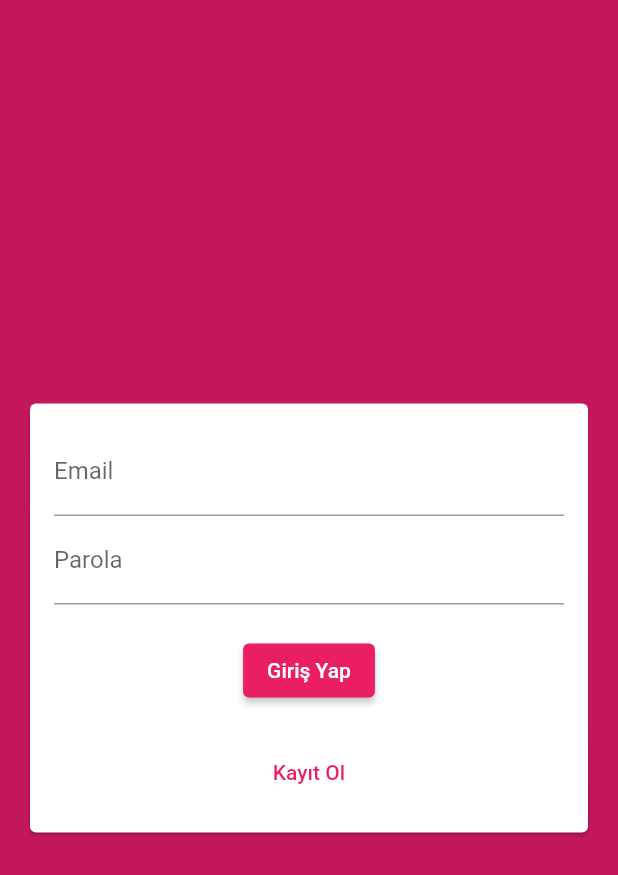
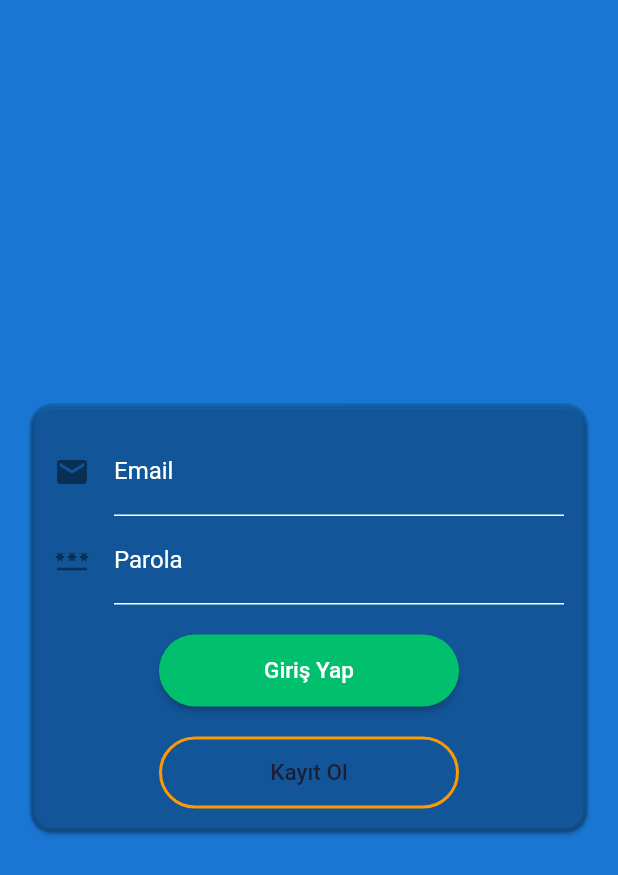
Before and after one commit to ahmet-ozberk/chat-app-encyrpt, a Flutter app: the screen it shows after launch, on a phone screen of 412 x 824 dp. Shown: the top 875 px of the screen. Run offline on Flutter 3.47's test engine with Material 2 defaults, Android fonts, the phone set to English and light mode, and no system bars; our stand-ins replace cloud_firestore, firebase_auth, firebase_core, get; missing offline and left inert: encrypt; accounts and stored records are empty.

Commit message:
update application

```diff
--- /dev/null
+++ b/chat_app_encyrpt/lib/constant/constant.dart
@@ -0,0 +1,10 @@
+import 'package:flutter/material.dart';
+
+const kPrimaryColor = Color(0xFF00BF6D);
+const kSecondaryColor = Color(0xFFFE9901);
+const kContentColorLightTheme = Color(0xFF1D1D35);
+const kContentColorDarkTheme = Color(0xFFF5FCF9);
+const kWarninngColor = Color(0xFFF3BB1C);
+const kErrorColor = Color(0xFFF03738);
+
+const kDefaultPadding = 20.0;
--- a/chat_app_encyrpt/lib/main.dart
+++ b/chat_app_encyrpt/lib/main.dart
@@ -12,18 +12,22 @@
 }
 
 class MyApp extends StatelessWidget {
+  final ThemeData theme = ThemeData(
+    //primarySwatch: Colors.pink,
+    backgroundColor: Colors.blueAccent,
+    //accentColorBrightness: Brightness.dark,
+  );
   @override
   Widget build(BuildContext context) {
     return GetMaterialApp(
       debugShowCheckedModeBanner: false,
       title: 'Chat App Encyrpt',
-        theme: ThemeData(
-          primarySwatch: Colors.pink,
-          backgroundColor: Colors.pink,
-          accentColor: Colors.deepPurple,
-          accentColorBrightness: Brightness.dark,
+      theme: theme.copyWith(
+        scaffoldBackgroundColor: Colors.white,
+        appBarTheme: const AppBarTheme(color: Colors.white, elevation: 0.8),
+        colorScheme: theme.colorScheme.copyWith(secondary: Colors.deepPurple),
         buttonTheme: ButtonTheme.of(context).copyWith(
-            buttonColor: Colors.pink,
+          buttonColor: Colors.green,
           textTheme: ButtonTextTheme.primary,
           shape: RoundedRectangleBorder(
             borderRadius: BorderRadius.circular(20),
@@ -33,7 +37,7 @@
       home: StreamBuilder(
         stream: FirebaseAuth.instance.authStateChanges(),
         builder: (BuildContext context, AsyncSnapshot snapshot) {
-            if(snapshot.hasData){
+          if (snapshot.hasData) {
             return ChatScreen();
           }
           return AuthScreen();
--- a/chat_app_encyrpt/lib/widgets/auth/auth_form.dart
+++ b/chat_app_encyrpt/lib/widgets/auth/auth_form.dart
@@ -1,7 +1,9 @@
+import 'package:chat_app_encyrpt/widgets/buttons/filled_outline_button.dart';
+import 'package:chat_app_encyrpt/widgets/buttons/primary_button.dart';
 import 'package:flutter/material.dart';
 
 class AuthForm extends StatefulWidget {
-  AuthForm(this.submitFn,this.isLoading);
+  AuthForm(this.submitFn, this.isLoading);
   final bool isLoading;
   final void Function(
     String email,
@@ -38,6 +40,14 @@
   Widget build(BuildContext context) {
     return Center(
       child: Card(
+        color: Colors.transparent,
+        shape: RoundedRectangleBorder(
+          borderRadius: BorderRadius.circular(15.0),
+          side: BorderSide(
+            color: Colors.black12,
+            width: 3.0,
+          ),
+        ),
         margin: const EdgeInsets.all(20),
         child: SingleChildScrollView(
           child: Padding(
@@ -60,6 +70,15 @@
                     keyboardType: TextInputType.emailAddress,
                     decoration: const InputDecoration(
                       labelText: 'Email',
+                      errorStyle: TextStyle(color: Color(0xffFF5151)),
+                      labelStyle: TextStyle(color: Colors.white),
+                      icon: Icon(Icons.email),
+                      focusedBorder: const UnderlineInputBorder(
+                        borderSide: BorderSide(color: Colors.white),
+                      ),
+                      enabledBorder: const UnderlineInputBorder(
+                        borderSide: BorderSide(color: Colors.white),
+                      ),
                     ),
                     onSaved: (value) {
                       setState(() {
@@ -78,6 +97,15 @@
                       },
                       decoration: const InputDecoration(
                         labelText: 'Kullanıcı Adı',
+                        labelStyle: TextStyle(color: Colors.white),
+                        errorStyle: TextStyle(color: Color(0xffFF5151)),
+                        icon: Icon(Icons.person),
+                        focusedBorder: const UnderlineInputBorder(
+                          borderSide: BorderSide(color: Colors.white),
+                        ),
+                        enabledBorder: const UnderlineInputBorder(
+                          borderSide: BorderSide(color: Colors.white),
+                        ),
                       ),
                       onSaved: (value) {
                         setState(() {
@@ -96,6 +124,15 @@
                     obscureText: true,
                     decoration: const InputDecoration(
                       labelText: 'Parola',
+                      errorStyle: TextStyle(color: Color(0xffFF5151)),
+                      labelStyle: TextStyle(color: Colors.white),
+                      icon: Icon(Icons.password),
+                      focusedBorder: const UnderlineInputBorder(
+                        borderSide: BorderSide(color: Colors.white),
+                      ),
+                      enabledBorder: const UnderlineInputBorder(
+                        borderSide: BorderSide(color: Colors.white),
+                      ),
                     ),
                     onSaved: (value) {
                       setState(() {
@@ -106,23 +143,22 @@
                   const SizedBox(
                     height: 20,
                   ),
-                  if(widget.isLoading)
-                    CircularProgressIndicator(),
-                  if(!widget.isLoading)
-                    ElevatedButton(
-                      child: Text(_isLogin ? 'Giriş Yap' : 'Kayıt Ol'),
-                      onPressed: _trySubmit,
+                  if (widget.isLoading) CircularProgressIndicator(),
+                  if (!widget.isLoading)
+                    PrimaryButton(
+                      text: (_isLogin ? 'Giriş Yap' : 'Kayıt Ol'),
+                      press: _trySubmit,
                     ),
                   const SizedBox(
                     height: 20,
                   ),
-                  TextButton(
-                    child: Text(_isLogin ? 'Kayıt Ol' : 'Giriş Yap'),
-                    onPressed: () {
+                  FillOutlineButton(
+                    press: () {
                       setState(() {
                         _isLogin = !_isLogin;
                       });
                     },
+                    text: (_isLogin ? 'Kayıt Ol' : 'Giriş Yap'),
                   ),
                 ],
               ),
--- /dev/null
+++ b/chat_app_encyrpt/lib/widgets/buttons/filled_outline_button.dart
@@ -0,0 +1,36 @@
+import 'package:chat_app_encyrpt/constant/constant.dart';
+import 'package:flutter/material.dart';
+
+class FillOutlineButton extends StatelessWidget {
+  const FillOutlineButton({
+    Key? key,
+    this.isFilled = true,
+    required this.press,
+    required this.text,
+  }) : super(key: key);
+
+  final bool isFilled;
+  final VoidCallback press;
+  final String text;
+
+  @override
+  Widget build(BuildContext context) {
+    return MaterialButton(
+      shape: RoundedRectangleBorder(
+        borderRadius: BorderRadius.circular(30),
+        side: BorderSide(color: kSecondaryColor, width: 2),
+      ),
+      elevation: isFilled ? 2 : 0,
+      onPressed: press,
+      minWidth: 200,
+      padding: const EdgeInsets.all(kDefaultPadding * 0.75),
+      child: Text(
+        text,
+        style: TextStyle(
+          color: isFilled ? kContentColorLightTheme : Colors.white,
+          fontSize: 15,
+        ),
+      ),
+    );
+  }
+}
--- /dev/null
+++ b/chat_app_encyrpt/lib/widgets/buttons/primary_button.dart
@@ -0,0 +1,37 @@
+import 'package:chat_app_encyrpt/constant/constant.dart';
+import 'package:flutter/material.dart';
+
+class PrimaryButton extends StatelessWidget {
+  const PrimaryButton({
+    Key? key,
+    required this.text,
+    required this.press,
+    this.color = kPrimaryColor,
+    this.padding = const EdgeInsets.all(kDefaultPadding * 0.75),
+  }) : super(key: key);
+
+  final String text;
+  final VoidCallback press;
+  final color;
+  final EdgeInsets padding;
+
+  @override
+  Widget build(BuildContext context) {
+    return MaterialButton(
+      shape: RoundedRectangleBorder(
+        borderRadius: BorderRadius.all(Radius.circular(40)),
+      ),
+      padding: padding,
+      color: color,
+      minWidth: 200,
+      onPressed: press,
+      child: Text(
+        text,
+        style: TextStyle(
+          color: Colors.white,
+          fontSize: 15,
+        ),
+      ),
+    );
+  }
+}
--- a/chat_app_encyrpt/lib/widgets/messages/messages.dart
+++ b/chat_app_encyrpt/lib/widgets/messages/messages.dart
@@ -1,3 +1,4 @@
+import 'package:chat_app_encyrpt/encrypt/decoding.dart';
 import 'package:chat_app_encyrpt/widgets/messages/message_bubble.dart';
 import 'package:cloud_firestore/cloud_firestore.dart';
 import 'package:firebase_auth/firebase_auth.dart';
@@ -31,7 +32,10 @@
               reverse: true,
               itemCount: ch?.length,
               itemBuilder: (context, index) => MessageBubble(
-                  ch?[index]['text'], ch?[index]['userId'] == future.data.uid,key: ValueKey(ch?[index].id),),
+                decoding(encryptionMessage: ch?[index]['text']),
+                ch?[index]['userId'] == future.data.uid,
+                key: ValueKey(ch?[index].id),
+              ),
             );
           },
         );
--- a/chat_app_encyrpt/pubspec.yaml
+++ b/chat_app_encyrpt/pubspec.yaml
@@ -27,6 +27,7 @@
 # the latest version available on pub.dev. To see which dependencies have newer
 # versions available, run `flutter pub outdated`.
 dependencies:
+  encrypt: ^5.0.1
   cloud_firestore: ^3.1.4
   cupertino_icons: ^1.0.2
   firebase_auth: ^3.3.3
```
Also changed, not shown: chat_app_encyrpt/lib/encrypt/decoding.dart (added, +20 -0 lines), chat_app_encyrpt/lib/encrypt/encryption.dart (added, +12 -0 lines), chat_app_encyrpt/lib/screens/chat_screen.dart (+6 -2 lines), chat_app_encyrpt/lib/widgets/messages/new_message.dart (+40 -10 lines), chat_app_encyrpt/lib/screens/auth_screen.dart (line endings or trailing spaces), chat_app_encyrpt/pubspec.lock, 1 other file. Lines whose indentation alone changed are shown as unchanged.
